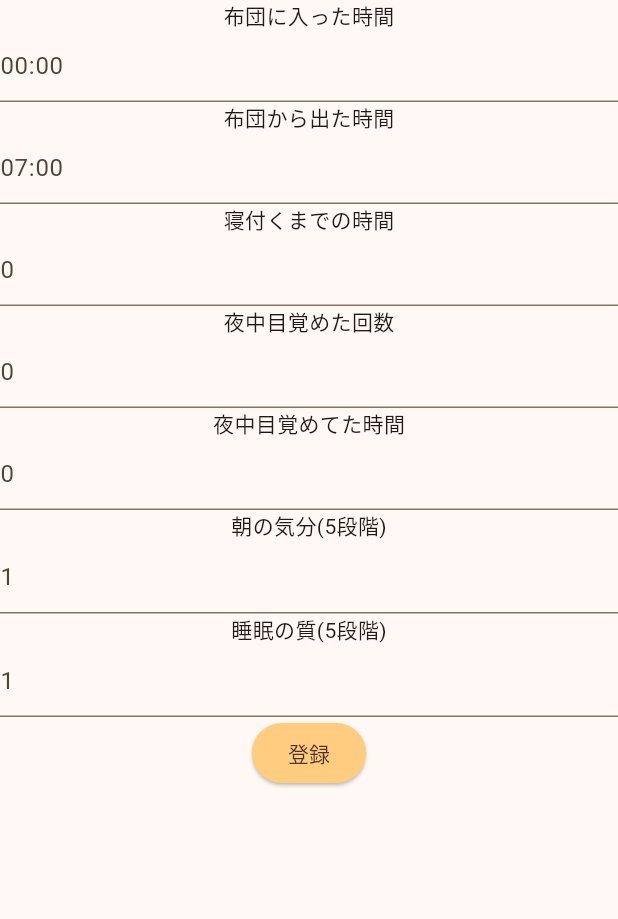
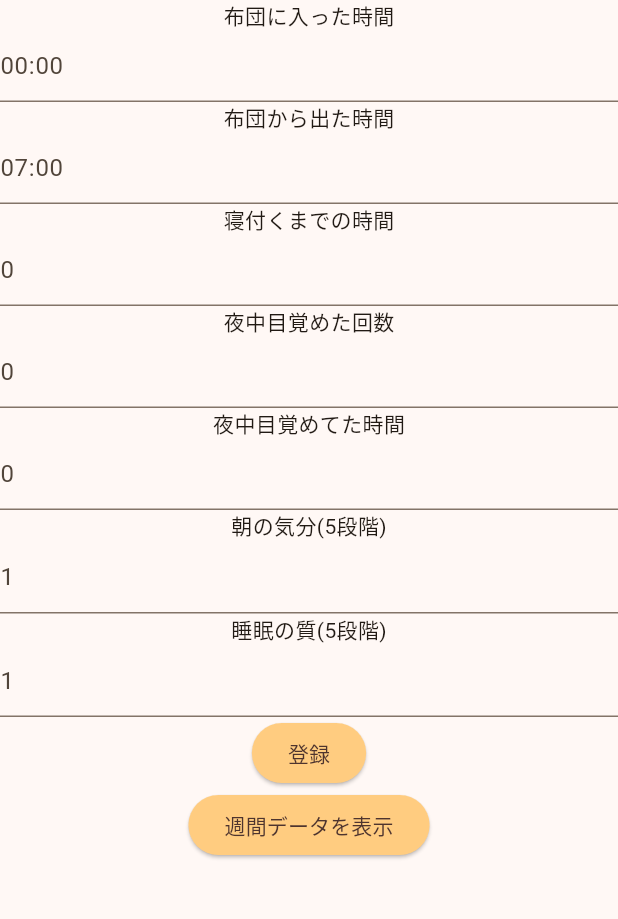
Before and after one commit to miz8462/insomnia_record, a Flutter app: the screen it shows after launch, on a phone screen of 412 x 824 dp, the part 84-1003 px from its top. Run offline on Flutter 3.47's test engine with Material 2 defaults, Android fonts, the phone set to English and light mode, and no system bars; our stand-ins replace objectbox; generated files the repository leaves out were written again.

Commit message:
ページ遷移ボタンの実装

```diff
--- a/lib/main.dart
+++ b/lib/main.dart
@@ -174,6 +174,7 @@ class _InsomniaRecordHomePageState extends State<InsomniaRecordHomePage> {
                 ),
               ],
             ),
+            // フォームを登録しページ遷移するボタン
             ElevatedButton(
               onPressed: () {
                 // データを登録
@@ -206,7 +207,24 @@ class _InsomniaRecordHomePageState extends State<InsomniaRecordHomePage> {
               ),
               child: const Text("登録"),
             ),
-            // TODO: テーブルページに遷移するだけのボタン
+            // テーブルページに遷移するだけのボタン
+            ElevatedButton(
+              onPressed: () {
+                // 画面遷移
+                Navigator.of(context).push(
+                  MaterialPageRoute(
+                    builder: (context) {
+                      return RecordTablePage(sleepRecords: sleepRecords);
+                    },
+                  ),
+                );
+              },
+              style: ElevatedButton.styleFrom(
+                backgroundColor: Colors.orange.shade200,
+                foregroundColor: Colors.brown.shade800,
+              ),
+              child: const Text("週間データを表示"),
+            ),
           ],
         ),
       ),
```
